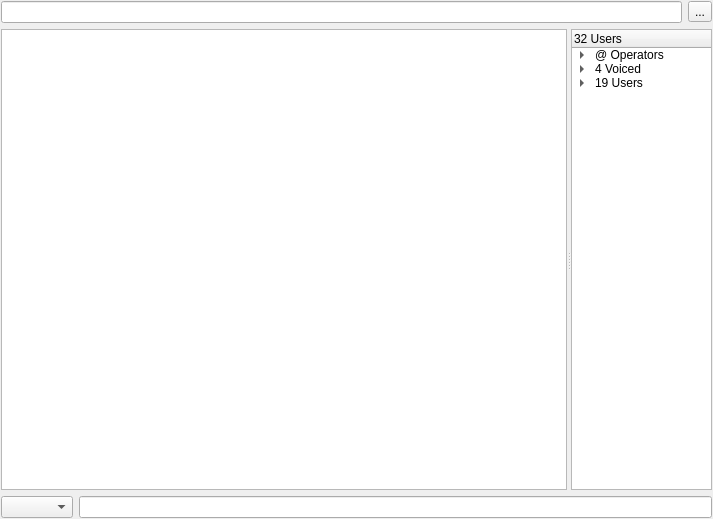
First picture: the form in gui/channelwidget.ui, repository quassel/quassel, before the edit.
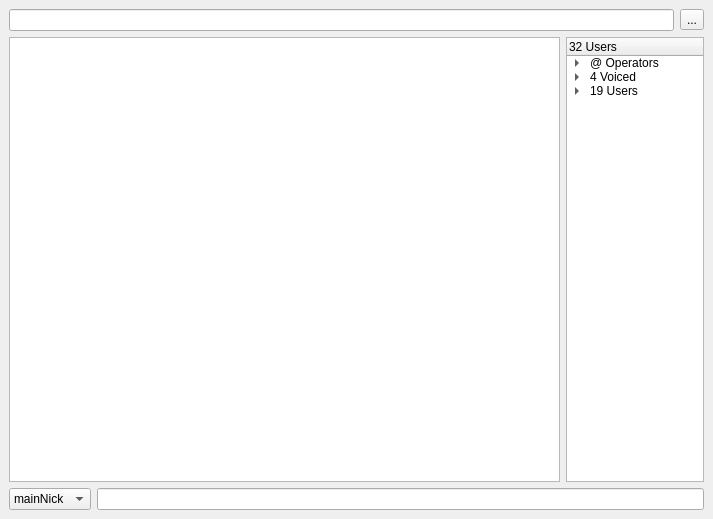
Second picture: the form after the edit.

Commit message: More good news: * Switched channel widget to HTML, using <table> for a nice layout now. * More server messages parsed, including JOIN, PART, QUIT, KICK, NICK. * More tidbits.

Patch:
```diff
--- a/gui/channelwidget.ui
+++ b/gui/channelwidget.ui
@@ -31,7 +31,7 @@
   </property>
   <layout class="QVBoxLayout" >
    <property name="margin" >
-    <number>1</number>
+    <number>9</number>
    </property>
    <property name="spacing" >
     <number>6</number>
@@ -78,26 +78,19 @@
     </layout>
    </item>
    <item>
-    <widget class="QSplitter" name="splitter" >
-     <property name="sizePolicy" >
-      <sizepolicy>
-       <hsizetype>7</hsizetype>
-       <vsizetype>5</vsizetype>
-       <horstretch>0</horstretch>
-       <verstretch>0</verstretch>
-      </sizepolicy>
+    <layout class="QHBoxLayout" >
+     <property name="margin" >
+      <number>0</number>
      </property>
-     <property name="lineWidth" >
-      <number>1</number>
+     <property name="spacing" >
+      <number>6</number>
      </property>
-     <property name="orientation" >
-      <enum>Qt::Horizontal</enum>
-     </property>
-     <widget class="QTextBrowser" name="chatWidget" >
+     <item>
+      <widget class="QTextEdit" name="chatWidget" >
       <property name="sizePolicy" >
        <sizepolicy>
         <hsizetype>7</hsizetype>
-        <vsizetype>5</vsizetype>
+         <vsizetype>7</vsizetype>
         <horstretch>4</horstretch>
         <verstretch>0</verstretch>
        </sizepolicy>
@@ -107,7 +100,12 @@
         <family>Monospace</family>
        </font>
       </property>
-     </widget>
+       <property name="readOnly" >
+        <bool>true</bool>
+       </property>
+      </widget>
+     </item>
+     <item>
      <widget class="QTreeWidget" name="nickTree" >
       <property name="sizePolicy" >
        <sizepolicy>
@@ -126,9 +124,6 @@
       <property name="textElideMode" >
        <enum>Qt::ElideRight</enum>
       </property>
-      <property name="rootIsDecorated" >
-       <bool>true</bool>
-      </property>
       <property name="sortingEnabled" >
        <bool>false</bool>
       </property>
@@ -209,7 +204,8 @@
        </item>
       </item>
      </widget>
-    </widget>
+     </item>
+    </layout>
    </item>
    <item>
     <layout class="QHBoxLayout" >
@@ -221,9 +217,16 @@
      </property>
      <item>
       <widget class="QComboBox" name="ownNick" >
-       <property name="sizeAdjustPolicy" >
-        <enum>QComboBox::AdjustToContents</enum>
-       </property>
+       <item>
+        <property name="text" >
+         <string>mainNick</string>
+        </property>
+       </item>
+       <item>
+        <property name="text" >
+         <string>altNick</string>
+        </property>
+       </item>
       </widget>
      </item>
      <item>
```
Left out of the diff: 1 changed line with no effect on the pictures. Lines whose indentation alone changed are shown as unchanged. The commit also changes 12 other files.
